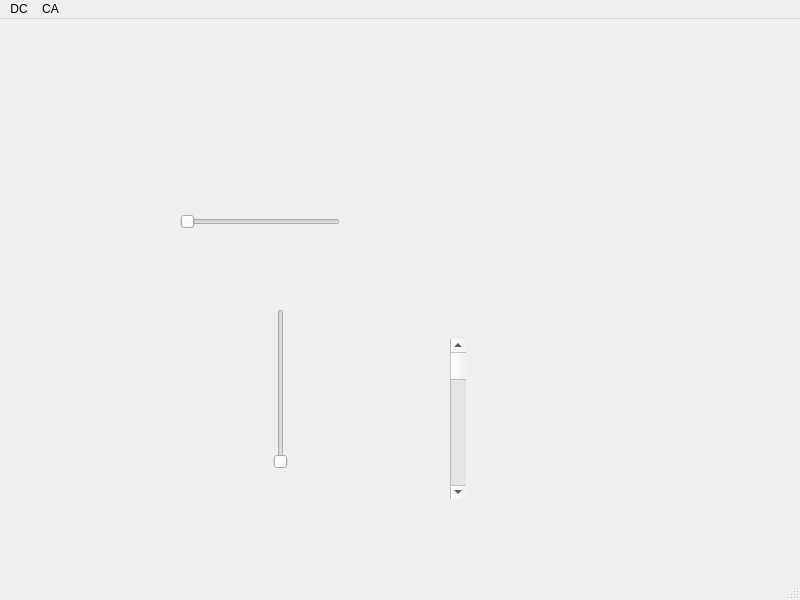
Qt form mainwindow.ui (biasuzzi-davide/CapitalFocus) before a commit.
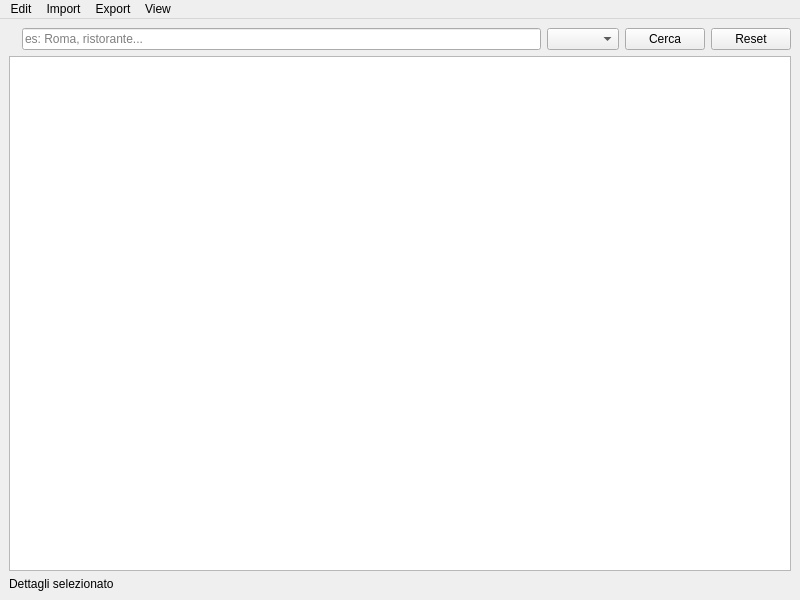
The same form after that commit. Icons and pictures are not drawn.

Commit message: Iniziata GUI Assieme

```diff
--- a/mainwindow.ui
+++ b/mainwindow.ui
@@ -14,45 +14,69 @@
    <string>MainWindow</string>
   </property>
   <widget class="QWidget" name="centralwidget">
-   <widget class="QSlider" name="verticalSlider">
-    <property name="geometry">
-     <rect>
-      <x>270</x>
-      <y>290</y>
-      <width>22</width>
-      <height>160</height>
-     </rect>
-    </property>
-    <property name="orientation">
-     <enum>Qt::Vertical</enum>
-    </property>
-   </widget>
-   <widget class="QSlider" name="horizontalSlider">
-    <property name="geometry">
-     <rect>
-      <x>180</x>
-      <y>190</y>
-      <width>160</width>
-      <height>25</height>
-     </rect>
-    </property>
-    <property name="orientation">
-     <enum>Qt::Horizontal</enum>
-    </property>
-   </widget>
-   <widget class="QScrollBar" name="verticalScrollBar">
-    <property name="geometry">
-     <rect>
-      <x>450</x>
-      <y>320</y>
-      <width>16</width>
-      <height>160</height>
-     </rect>
-    </property>
-    <property name="orientation">
-     <enum>Qt::Vertical</enum>
-    </property>
-   </widget>
+   <layout class="QVBoxLayout" name="verticalLayout">
+    <item>
+     <layout class="QHBoxLayout" name="topSearchLayout">
+      <item>
+       <widget class="QLabel" name="label">
+        <property name="maximumSize">
+         <size>
+          <width>100</width>
+          <height>100</height>
+         </size>
+        </property>
+        <property name="text">
+         <string/>
+        </property>
+        <property name="pixmap">
+         <pixmap resource="resources.qrc">:/images/logo.png</pixmap>
+        </property>
+        <property name="scaledContents">
+         <bool>true</bool>
+        </property>
+       </widget>
+      </item>
+      <item>
+       <widget class="QLineEdit" name="lineEditSearch">
+        <property name="placeholderText">
+         <string>es: Roma, ristorante...</string>
+        </property>
+       </widget>
+      </item>
+      <item>
+       <widget class="QComboBox" name="comboBoxCity"/>
+      </item>
+      <item>
+       <widget class="QPushButton" name="pushButtonSearch">
+        <property name="text">
+         <string>Cerca</string>
+        </property>
+       </widget>
+      </item>
+      <item>
+       <widget class="QPushButton" name="pushButtonReset">
+        <property name="text">
+         <string>Reset</string>
+        </property>
+       </widget>
+      </item>
+     </layout>
+    </item>
+    <item>
+     <widget class="QListWidget" name="listWidgetResults"/>
+    </item>
+    <item>
+     <layout class="QHBoxLayout" name="detailsLayout">
+      <item>
+       <widget class="QLabel" name="labelDetails">
+        <property name="text">
+         <string>Dettagli selezionato</string>
+        </property>
+       </widget>
+      </item>
+     </layout>
+    </item>
+   </layout>
   </widget>
   <widget class="QMenuBar" name="menubar">
    <property name="geometry">
@@ -60,27 +84,44 @@
      <x>0</x>
      <y>0</y>
      <width>800</width>
-     <height>37</height>
+     <height>24</height>
     </rect>
    </property>
-   <widget class="QMenu" name="menuDC">
+   <widget class="QMenu" name="menuImport">
     <property name="title">
-     <string>DC</string>
+     <string>Import</string>
     </property>
    </widget>
-   <widget class="QMenu" name="menuCA">
+   <widget class="QMenu" name="menuExport">
     <property name="title">
-     <string>CA</string>
+     <string>Export</string>
     </property>
     <addaction name="separator"/>
     <addaction name="actionCIAO"/>
     <addaction name="actionCIAO_2"/>
    </widget>
-   <addaction name="menuDC"/>
-   <addaction name="menuCA"/>
+   <widget class="QMenu" name="menuEdit">
+    <property name="title">
+     <string>Edit</string>
+    </property>
+    <addaction name="actionEdit_this_Place"/>
+    <addaction name="actionNew_Place"/>
+    <addaction name="actionNew_Place_3"/>
+   </widget>
+   <widget class="QMenu" name="menuView">
+    <property name="title">
+     <string>View</string>
+    </property>
+    <addaction name="actionSettings"/>
+    <addaction name="actionStats"/>
+    <addaction name="actionCredits"/>
+   </widget>
+   <addaction name="menuEdit"/>
+   <addaction name="menuImport"/>
+   <addaction name="menuExport"/>
+   <addaction name="menuView"/>
   </widget>
-  <widget class="QStatusBar" name="statusbar"/>
-  <action name="actionCIAO">
+  <action name="actionSettings">
    <property name="text">
     <string>CIAO</string>
    </property>
```
Left out of the diff: 55 changed lines with no effect on the pictures. The commit also changes 6 other files.
